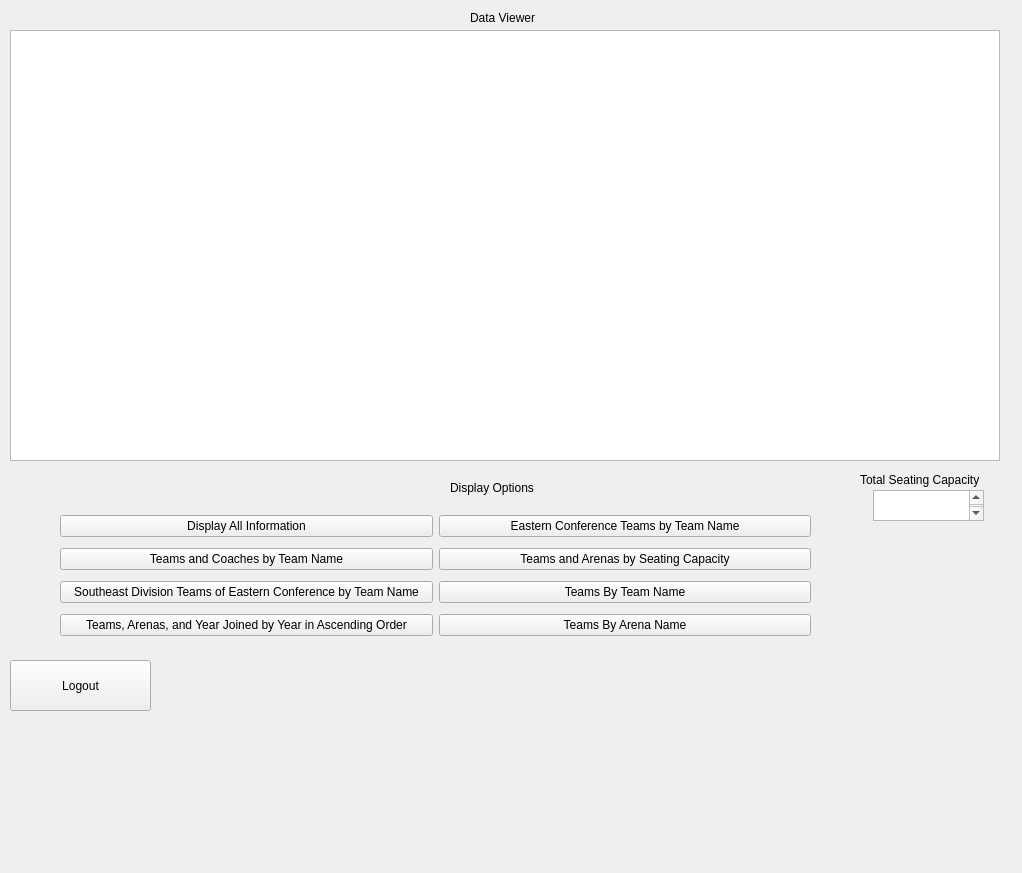
Old version of the form NBABasketball/admin.ui in the repository brandoryan/NBAPlanner.
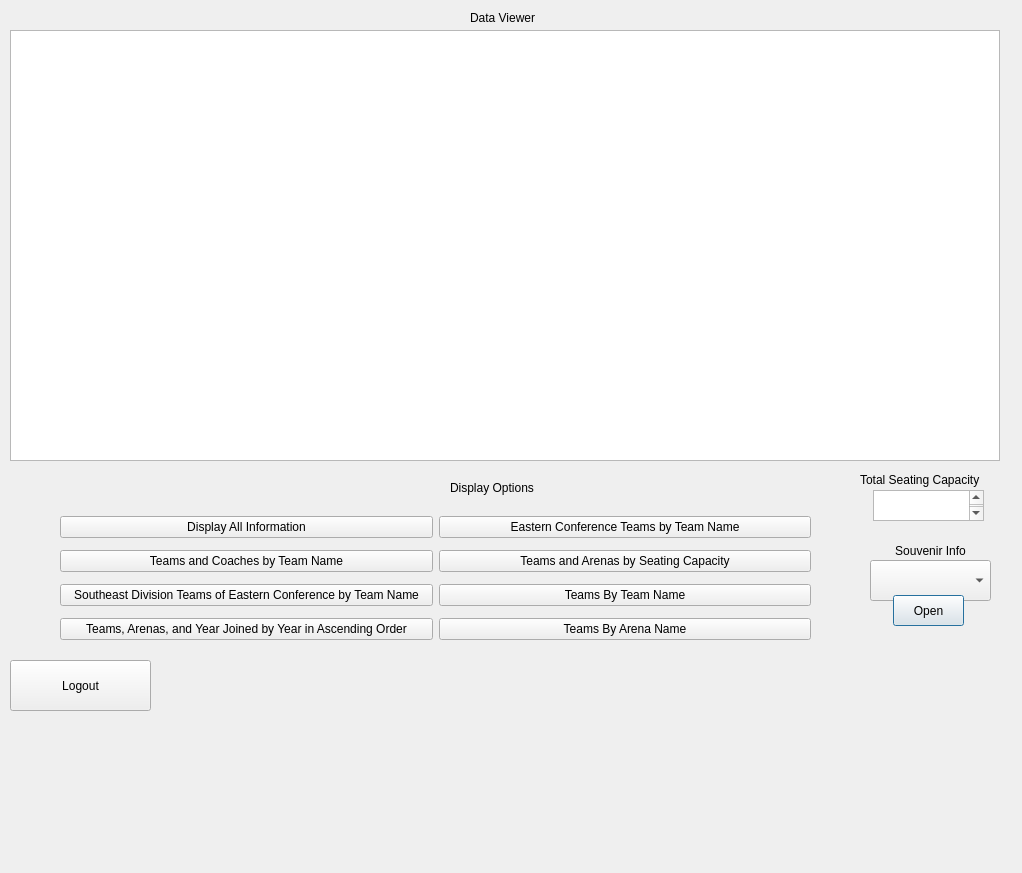
New version of the form.

Diff of the .ui file:
```diff
--- a/NBABasketball/admin.ui
+++ b/NBABasketball/admin.ui
@@ -102,7 +102,7 @@
      <x>60</x>
      <y>510</y>
      <width>751</width>
-     <height>131</height>
+     <height>136</height>
     </rect>
    </property>
    <layout class="QHBoxLayout" name="horizontalLayout">
@@ -196,6 +196,45 @@
     </item>
    </layout>
   </widget>
+  <widget class="QComboBox" name="comboBox">
+   <property name="geometry">
+    <rect>
+     <x>870</x>
+     <y>560</y>
+     <width>121</width>
+     <height>41</height>
+    </rect>
+   </property>
+  </widget>
+  <widget class="QLabel" name="label_3">
+   <property name="geometry">
+    <rect>
+     <x>870</x>
+     <y>540</y>
+     <width>121</width>
+     <height>21</height>
+    </rect>
+   </property>
+   <property name="text">
+    <string>Souvenir Info</string>
+   </property>
+   <property name="alignment">
+    <set>Qt::AlignCenter</set>
+   </property>
+  </widget>
+  <widget class="QPushButton" name="pushButton">
+   <property name="geometry">
+    <rect>
+     <x>893</x>
+     <y>595</y>
+     <width>71</width>
+     <height>31</height>
+    </rect>
+   </property>
+   <property name="text">
+    <string>Open</string>
+   </property>
+  </widget>
  </widget>
  <resources/>
  <connections/>
```
